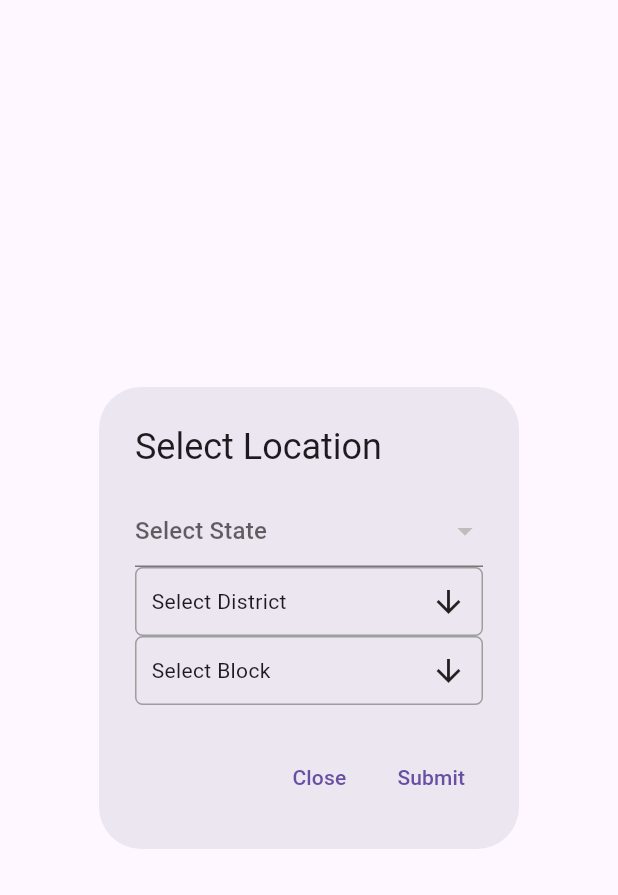
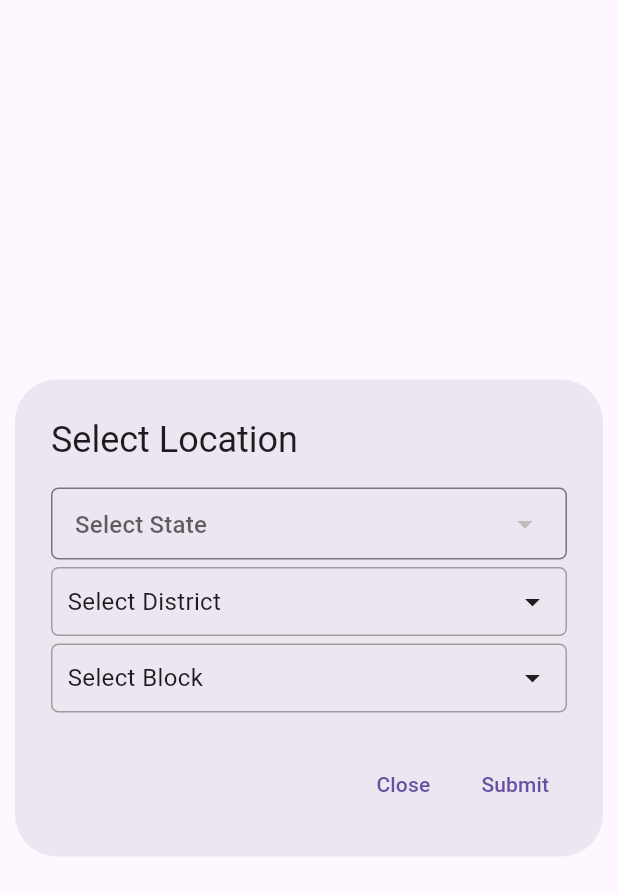
Before and after one commit to Shrishgithub/cropsecure_application, a Flutter app: the MyDialog widget shown alone on an empty page, opened directly, on a phone screen of 412 x 824 dp. Shown: the top 895 px of the screen. Run offline on Flutter 3.47's test engine with Material 3 defaults, Android fonts, the light colour scheme and no system bars; drawn by our look-alikes of multi_select_flutter; our stand-ins replace flutter_spinkit, fluttertoast, google_maps_flutter, shared_preferences, sqflite, syncfusion_flutter_charts; accounts and stored records are empty; network calls fail.

Commit message:
twelve
next apis required

```diff
--- a/lib/leveldialog.dart
+++ b/lib/leveldialog.dart
@@ -39,7 +39,10 @@ class _MyDialogState extends State<MyDialog> {
   Widget build(BuildContext context) {
     return AlertDialog(
       title: Text('Select Location'),
-      content: Column(
+      content: SizedBox(
+        width: MediaQuery.of(context).size.width,
+        child: SingleChildScrollView(
+          child: Column(
             mainAxisSize: MainAxisSize.min,
             children: <Widget>[
               _buildDropdownFormField('Select State', _selectedState, _states,
@@ -51,6 +54,9 @@ class _MyDialogState extends State<MyDialog> {
                       _stateIdMap[value!]!); // Retrieve state ID from map
                 });
               }),
+              Container(
+                height: 5,
+              ),
               _buildMultiSelectFormField(
                   'Select District', _selectedDistricts, _districts, (values) {
                 setState(() {
@@ -59,14 +65,24 @@ class _MyDialogState extends State<MyDialog> {
                   _getBlocksForDistricts(values);
                 });
               }),
-          _buildMultiSelectFormField('Select Block', _selectedBlocks, _blocks,
-              (values) {
+              Container(
+                height: 5,
+              ),
+              _buildMultiSelectFormField(
+                  'Select Block', _selectedBlocks, _blocks, (values) {
                 setState(() {
                   _selectedBlocks = values;
                 });
               }),
             ],
           ),
+        ),
+      ),
+      insetPadding: const EdgeInsets.all(10),
+      // shape: RoundedRectangleBorder(
+      //     borderRadius: BorderRadius.all(Radius.circular(10.0))),
+
+      // content:
       actions: <Widget>[
         TextButton(
           onPressed: () {
@@ -97,16 +113,28 @@ class _MyDialogState extends State<MyDialog> {
       ValueChanged<String?> onChanged) {
     return FormField<String>(
       builder: (FormFieldState<String> state) {
-        return DropdownButtonFormField(
+        return InputDecorator(
+          decoration: InputDecoration(
+            border: OutlineInputBorder(
+              borderRadius: BorderRadius.circular(5.0),
+            ),
+            contentPadding:
+                EdgeInsets.symmetric(horizontal: 12.0, vertical: 10.0),
+          ),
+          child: DropdownButtonHideUnderline(
+            child: DropdownButtonFormField<String>(
               value: value,
               hint: Text(hint),
               items: items.map((String item) {
-            return DropdownMenuItem(
+                return DropdownMenuItem<String>(
                   value: item,
                   child: Text(item),
                 );
               }).toList(),
               onChanged: onChanged,
+              decoration: InputDecoration.collapsed(hintText: ''),
+            ),
+          ),
         );
       },
     );
@@ -115,14 +143,18 @@ class _MyDialogState extends State<MyDialog> {
   Widget _buildMultiSelectFormField(String hint, List<String> selectedValues,
       List<String> items, ValueChanged<List<String>> onChanged) {
     return MultiSelectDialogField(
-      items: items.map((item) => MultiSelectItem(item, item)).toList(),
+      items: items.map((item) => MultiSelectItem<String>(item, item)).toList(),
       title: Text(hint),
-      selectedColor: Theme.of(context).primaryColor,
+      selectedColor: Colors.blue,
       decoration: BoxDecoration(
         border: Border.all(color: Colors.grey),
-        borderRadius: BorderRadius.circular(5),
+        borderRadius: BorderRadius.circular(5.0),
       ),
-      buttonText: Text(hint),
+      buttonIcon: Icon(Icons.arrow_drop_down),
+      buttonText: Text(
+        hint,
+        style: TextStyle(fontSize: 16),
+      ),
       onConfirm: onChanged,
       initialValue: selectedValues,
     );
@@ -255,7 +287,6 @@ class _MyDialogState extends State<MyDialog> {
     }
   }
 }
-
 
 //Code for Single Select DropDown
 
```
Also changed, not shown: lib/listdata.dart (+20 -10 lines), lib/mapscreen.dart (+29 -1 lines), assets/map.png (added). Lines whose indentation alone changed are shown as unchanged.
